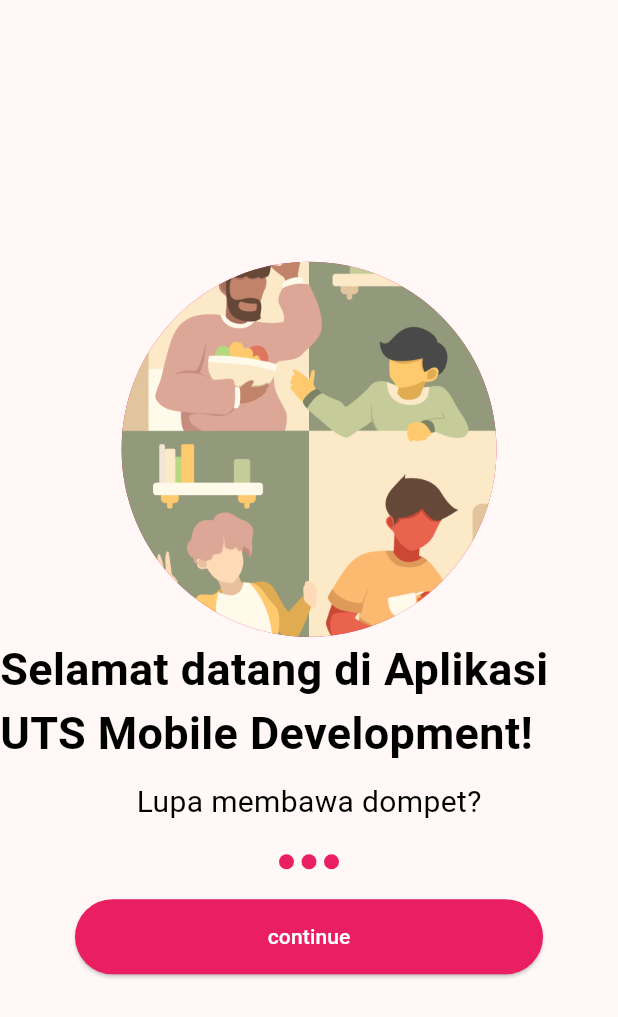
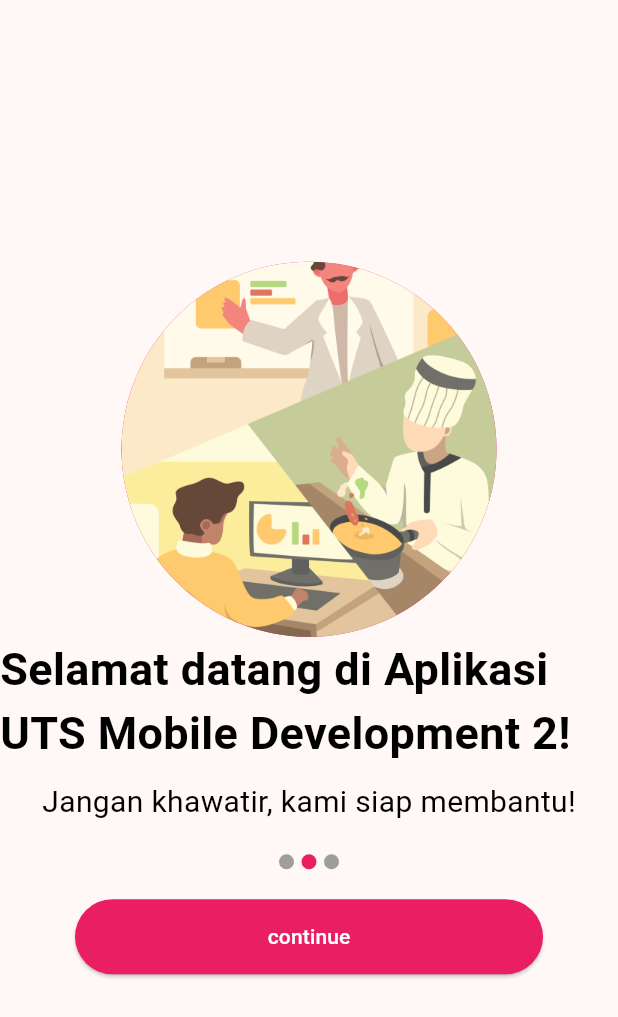
Before and after one commit to KishiEdward/KB1179-1123150045-uts, a Flutter app: the screen it shows after launch, after a tap on "continue", on a phone screen of 412 x 824 dp. Shown: the top 1017 px of the screen. Run offline on Flutter 3.47's test engine with Material 3 defaults, Android fonts, the phone set to English and light mode, and no system bars.

Commit message:
mencoba finalisasi splash screen

```diff
--- a/lib/screen/splash_screen1.dart
+++ b/lib/screen/splash_screen1.dart
@@ -66,7 +66,7 @@ class SplashScreen1 extends StatelessWidget {
                   height: 10,
                   decoration: const BoxDecoration(
                     shape: BoxShape.circle,
-                    color: Colors.pink,
+                    color: Colors.grey,
                   ),
                 ),
 
@@ -77,7 +77,7 @@ class SplashScreen1 extends StatelessWidget {
                   height: 10,
                   decoration: const BoxDecoration(
                     shape: BoxShape.circle,
-                    color: Colors.pink,
+                    color: Colors.grey,
                   ),
                 ),
               ],
--- a/lib/screen/splash_screen2.dart
+++ b/lib/screen/splash_screen2.dart
@@ -1,5 +1,5 @@
 import 'package:flutter/material.dart';
-import 'package:uts_mobiledev/screen/splash_screen2.dart';
+import 'package:uts_mobiledev/screen/splash_screen3.dart';
 
 class SplashScreen2 extends StatelessWidget {
   const SplashScreen2({super.key});
@@ -19,14 +19,14 @@ class SplashScreen2 extends StatelessWidget {
                 shape: BoxShape.circle,
                 color: Colors.pink,
                 image: DecorationImage(
-                  image: AssetImage('assets/images/splash1.png'),
+                  image: AssetImage('assets/images/splash2.png'),
                   fit: BoxFit.cover,
                 ),
               ),
             ),
 
             Text(
-              "Selamat datang di Aplikasi UTS Mobile Development!",
+              "Selamat datang di Aplikasi UTS Mobile Development 2!",
               style: TextStyle(
                 fontSize: 30,
                 fontWeight: FontWeight.bold,
@@ -37,7 +37,7 @@ class SplashScreen2 extends StatelessWidget {
             SizedBox(height: 10),
 
             Text(
-              "Lupa membawa dompet?",
+              "Jangan khawatir, kami siap membantu!",
               style: TextStyle(
                 fontSize: 20,
                 color: const Color.fromARGB(255, 0, 0, 0),
@@ -55,7 +55,7 @@ class SplashScreen2 extends StatelessWidget {
                   height: 10,
                   decoration: const BoxDecoration(
                     shape: BoxShape.circle,
-                    color: Colors.pink,
+                    color: Colors.grey,
                   ),
                 ),
 
@@ -77,7 +77,7 @@ class SplashScreen2 extends StatelessWidget {
                   height: 10,
                   decoration: const BoxDecoration(
                     shape: BoxShape.circle,
-                    color: Colors.pink,
+                    color: Colors.grey,
                   ),
                 ),
               ],
@@ -94,7 +94,7 @@ class SplashScreen2 extends StatelessWidget {
                   onPressed: () {
                     Navigator.push(
                       context,
-                      MaterialPageRoute(builder: (context) => SplashScreen2()),
+                      MaterialPageRoute(builder: (context) => SplashScreen3()),
                     );
                   },
                   style: ElevatedButton.styleFrom(backgroundColor: Colors.pink),
```
Also changed, not shown: lib/screen/splash_screen3.dart (+5 -5 lines).
